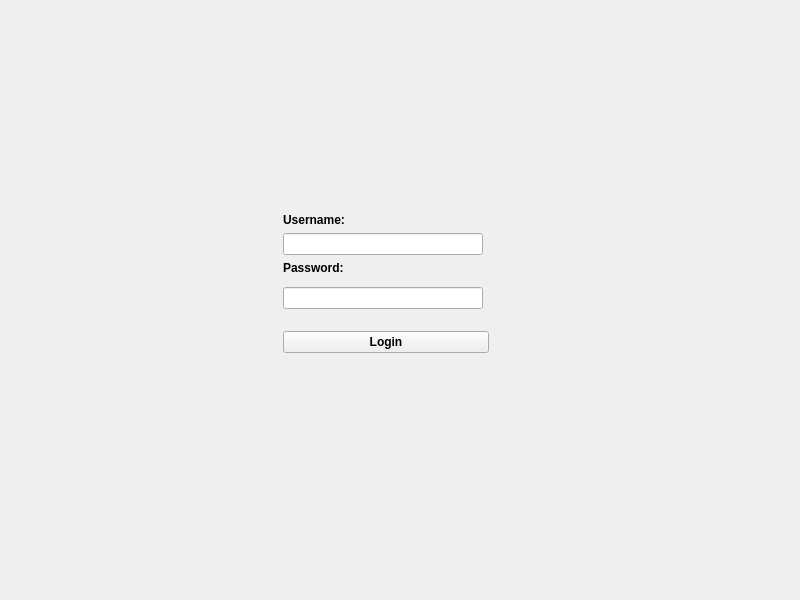
The window that client/ui/loginwidget.ui (erikdac/Multi-language-game) describes before a commit, drawn with Qt 5.
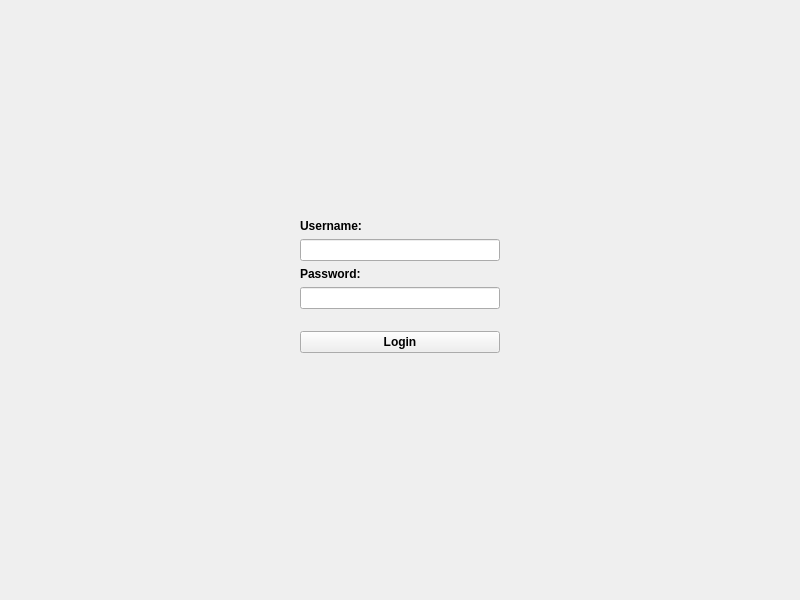
The same window after the commit.

The edit to the form file:
```diff
--- a/client/ui/loginwidget.ui
+++ b/client/ui/loginwidget.ui
@@ -17,6 +17,31 @@
    <enum>Qt::LeftToRight</enum>
   </property>
   <layout class="QGridLayout" name="gridLayout">
+   <item row="8" column="2">
+    <widget class="QPushButton" name="pushButton">
+     <property name="font">
+      <font>
+       <weight>75</weight>
+       <bold>true</bold>
+      </font>
+     </property>
+     <property name="focusPolicy">
+      <enum>Qt::NoFocus</enum>
+     </property>
+     <property name="text">
+      <string>Login</string>
+     </property>
+     <property name="autoDefault">
+      <bool>false</bool>
+     </property>
+     <property name="default">
+      <bool>false</bool>
+     </property>
+     <property name="flat">
+      <bool>false</bool>
+     </property>
+    </widget>
+   </item>
    <item row="9" column="2">
     <spacer name="verticalSpacer_2">
      <property name="orientation">
@@ -66,19 +91,18 @@
      </property>
     </widget>
    </item>
-   <item row="3" column="2">
-    <widget class="QLabel" name="passwordLabel">
-     <property name="font">
-      <font>
-       <pointsize>9</pointsize>
-       <weight>75</weight>
-       <bold>true</bold>
-      </font>
+   <item row="8" column="0">
+    <spacer name="horizontalSpacer">
+     <property name="orientation">
+      <enum>Qt::Horizontal</enum>
      </property>
-     <property name="text">
-      <string>Password:</string>
+     <property name="sizeHint" stdset="0">
+      <size>
+       <width>300</width>
+       <height>24</height>
+      </size>
      </property>
-    </widget>
+    </spacer>
    </item>
    <item row="4" column="4" rowspan="5">
     <spacer name="horizontalSpacer_2">
@@ -93,31 +117,6 @@
      </property>
     </spacer>
    </item>
-   <item row="8" column="2" colspan="2">
-    <widget class="QPushButton" name="pushButton">
-     <property name="font">
-      <font>
-       <weight>75</weight>
-       <bold>true</bold>
-      </font>
-     </property>
-     <property name="focusPolicy">
-      <enum>Qt::NoFocus</enum>
-     </property>
-     <property name="text">
-      <string>Login</string>
-     </property>
-     <property name="autoDefault">
-      <bool>false</bool>
-     </property>
-     <property name="default">
-      <bool>false</bool>
-     </property>
-     <property name="flat">
-      <bool>false</bool>
-     </property>
-    </widget>
-   </item>
    <item row="2" column="2">
     <widget class="QLineEdit" name="username">
      <property name="sizePolicy">
@@ -148,7 +147,7 @@
      <property name="sizeHint" stdset="0">
       <size>
        <width>20</width>
-       <height>176</height>
+       <height>182</height>
       </size>
      </property>
     </spacer>
@@ -169,18 +168,19 @@
      </property>
     </spacer>
    </item>
-   <item row="8" column="0">
-    <spacer name="horizontalSpacer">
-     <property name="orientation">
-      <enum>Qt::Horizontal</enum>
+   <item row="4" column="2">
+    <widget class="QLabel" name="passwordLabel">
+     <property name="font">
+      <font>
+       <pointsize>9</pointsize>
+       <weight>75</weight>
+       <bold>true</bold>
+      </font>
      </property>
-     <property name="sizeHint" stdset="0">
-      <size>
-       <width>261</width>
-       <height>24</height>
-      </size>
+     <property name="text">
+      <string>Password:</string>
      </property>
-    </spacer>
+    </widget>
    </item>
   </layout>
  </widget>
```
